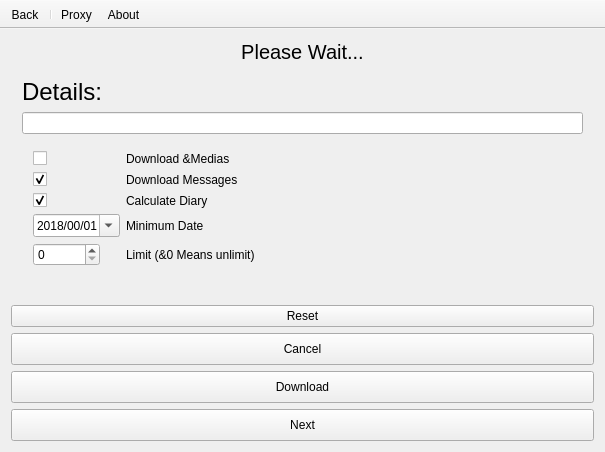
Qt form mainwindow.ui (Aseman-Land/aseman-telegram-backuper) before a commit.
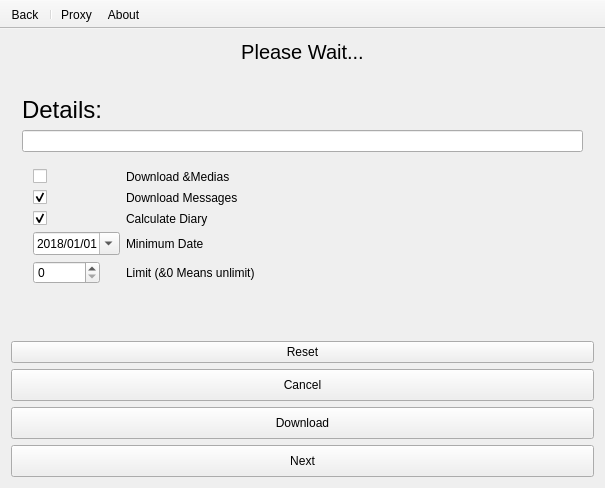
The same form after that commit. Icons and pictures are not drawn.

Commit message: Month display bugfix

```diff
--- a/mainwindow.ui
+++ b/mainwindow.ui
@@ -7,7 +7,7 @@
     <x>0</x>
     <y>0</y>
     <width>605</width>
-    <height>452</height>
+    <height>488</height>
    </rect>
   </property>
   <property name="windowTitle">
@@ -420,7 +420,7 @@
                  </date>
                 </property>
                 <property name="displayFormat">
-                 <string>yyyy/mm/dd</string>
+                 <string>yyyy/MM/dd</string>
                 </property>
                 <property name="calendarPopup">
                  <bool>true</bool>
```
